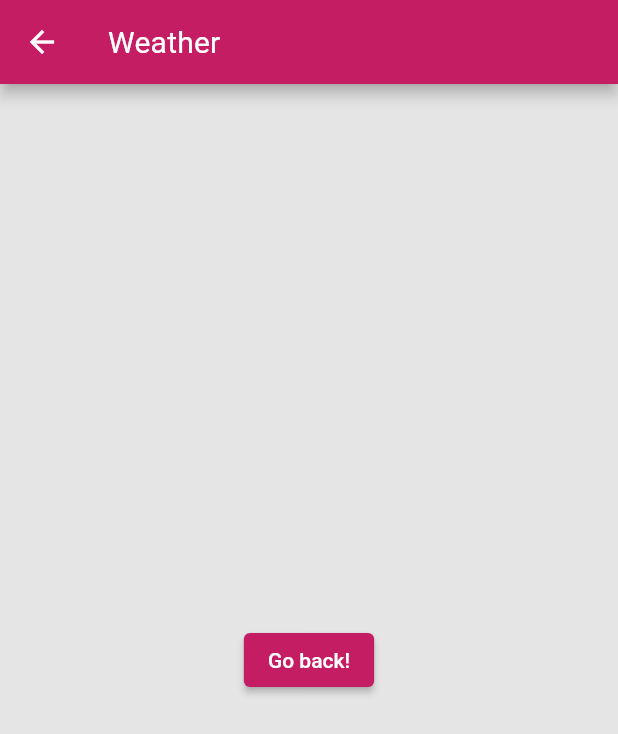
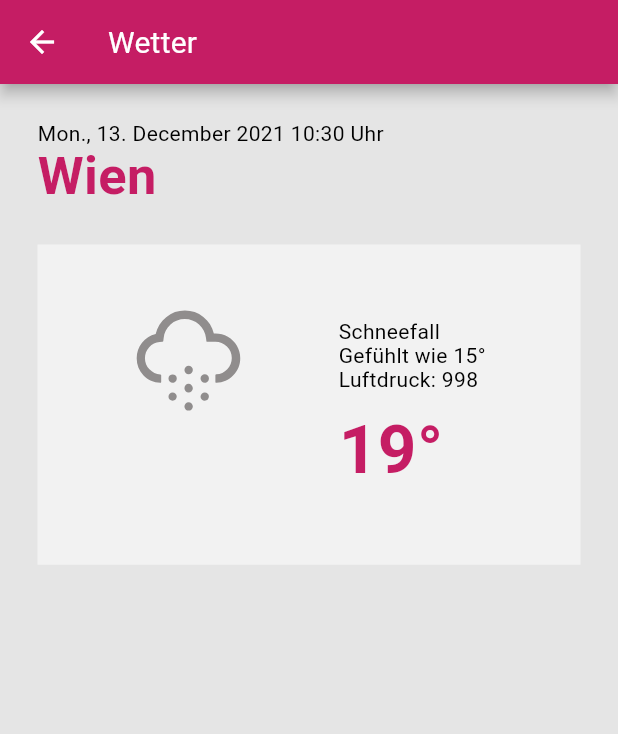
Before and after one commit to hraschan/flutter_sensor_libary_app, a Flutter app: the WeatherRoute screen opened directly, on a phone screen of 412 x 824 dp. Shown: the top 734 px of the screen. Run offline on Flutter 3.47's test engine with Material 2 defaults, Android fonts, the phone set to English and light mode, and no system bars; our stand-ins replace flutter_map, latlong2, weather_icons.

Commit message:
Added Setup for Weather Route

```diff
--- a/lib/routes/weather_route.dart
+++ b/lib/routes/weather_route.dart
@@ -1,22 +1,154 @@
 import 'package:flutter/material.dart';
+import 'package:intl/intl.dart';
+import 'package:sensor_libary_test_app/themes/custom_colors.dart';
+import 'package:weather_icons/weather_icons.dart';
+
+enum WeatherState {
+  undefined,
+  sonnig,
+  wechselhaft,
+  bedeckt,
+  regenschauer,
+  regen,
+  gewitter,
+  schneefall
+}
 
 class WeatherRoute extends StatelessWidget {
   const WeatherRoute({Key? key}) : super(key: key);
 
   @override
   Widget build(BuildContext context) {
+    const space = 25.0;
+    var now = getCurrentDateTime();
+    var location = 'Wien';
+    var currentWeatherState = WeatherState.schneefall;
+    var feelingTemperature = 15;
+    var airPressure = 998;
+    var temperature = 19;
+    // var currentWeatherString = getCurrentWeatherString(currentWeatherState);
+    var currentWeather = getCurrentWeather(state: currentWeatherState);
+
     return Scaffold(
-      appBar: AppBar(
-        title: const Text("Weather"),
-      ),
-      body: Center(
-        child: ElevatedButton(
-          onPressed: () {
-            Navigator.pop(context);
-          },
-          child: const Text('Go back!'),
+        appBar: AppBar(
+          title: const Text("Wetter"),
         ),
-      ),
-    );
+        body: Padding(
+          padding: const EdgeInsets.all(space),
+          child: Column(
+            crossAxisAlignment: CrossAxisAlignment.start,
+            children: [
+              Text(now),
+              Text(location,
+                  style: const TextStyle(
+                      fontWeight: FontWeight.bold,
+                      color: PrimaryColor,
+                      fontSize: 35)),
+              const SizedBox(height: space),
+              Container(
+                color: AccentWhite,
+                child: Padding(
+                  padding: const EdgeInsets.only(
+                      left: space / 2, right: space, bottom: space),
+                  child: Row(
+                    //crossAxisAlignment: CrossAxisAlignment.center,
+                    mainAxisAlignment: MainAxisAlignment.center,
+                    children: [
+                      Padding(
+                          padding: const EdgeInsets.only(bottom: space * 2),
+                          child: Icon(currentWeather[1],
+                              size: 100, color: SecondaryColorLight)),
+                      const SizedBox(width: space * 2),
+                      Padding(
+                          padding: const EdgeInsets.only(
+                              top: space * 2, bottom: space),
+                          child: Column(
+                            crossAxisAlignment: CrossAxisAlignment.start,
+                            children: [
+                              //const SizedBox(height: space * 4),
+                              Text(currentWeather[0]),
+                              Text('Gefühlt wie ' +
+                                  feelingTemperature.toString() +
+                                  '°'),
+                              Text('Luftdruck: ' + airPressure.toString()),
+                              const SizedBox(height: space / 2),
+                              Text(temperature.toString() + '°',
+                                  style: const TextStyle(
+                                      fontWeight: FontWeight.bold,
+                                      color: PrimaryColor,
+                                      fontSize: 45))
+                            ],
+                          ))
+                    ],
+                  ),
+                ),
+              )
+            ],
+          ),
+        ));
   }
 }
+
+String getCurrentDateTime() {
+  DateTime now = DateTime.now();
+  DateFormat formater = DateFormat('EEE., dd. MMMM yyyy HH:m');
+  return formater.format(now) + ' Uhr';
+}
+
+// https://erikflowers.github.io/weather-icons/
+getCurrentWeather({WeatherState state = WeatherState.undefined}) {
+  String string;
+  IconData icon;
+
+  switch (state) {
+    case WeatherState.undefined:
+      {
+        string = 'undefined';
+        icon = Icons.visibility_off_outlined;
+      }
+      break;
+    case WeatherState.sonnig:
+      {
+        string = 'Sonnig';
+        icon = WeatherIcons.day_sunny;
+      }
+      break;
+    case WeatherState.wechselhaft:
+      {
+        string = 'Wechselhaft';
+        icon = WeatherIcons.day_hail;
+      }
+      break;
+    case WeatherState.bedeckt:
+      {
+        string = 'Bedeckt';
+        icon = WeatherIcons.cloudy;
+      }
+      break;
+    case WeatherState.regenschauer:
+      {
+        string = 'Regenschauer';
+        icon = WeatherIcons.showers;
+      }
+      break;
+    case WeatherState.regen:
+      {
+        string = 'Regen';
+        icon = WeatherIcons.rain;
+      }
+      break;
+    case WeatherState.gewitter:
+      {
+        string = 'Gewitter';
+        icon = WeatherIcons.storm_showers;
+      }
+      break;
+    case WeatherState.schneefall:
+      {
+        string = 'Schneefall';
+        icon = WeatherIcons.snow;
+      }
+      break;
+  }
+  return [string, icon];
+}
--- a/pubspec.yaml
+++ b/pubspec.yaml
@@ -38,6 +38,7 @@ dependencies:
       url: https://github.com/hraschan/flutter_sensor_library.git
       ref: master
   flutter_map: ^0.14.0
+  weather_icons: ^3.0.0
 
 dev_dependencies:
   flutter_test:
```
Also changed, not shown: pubspec.lock.
